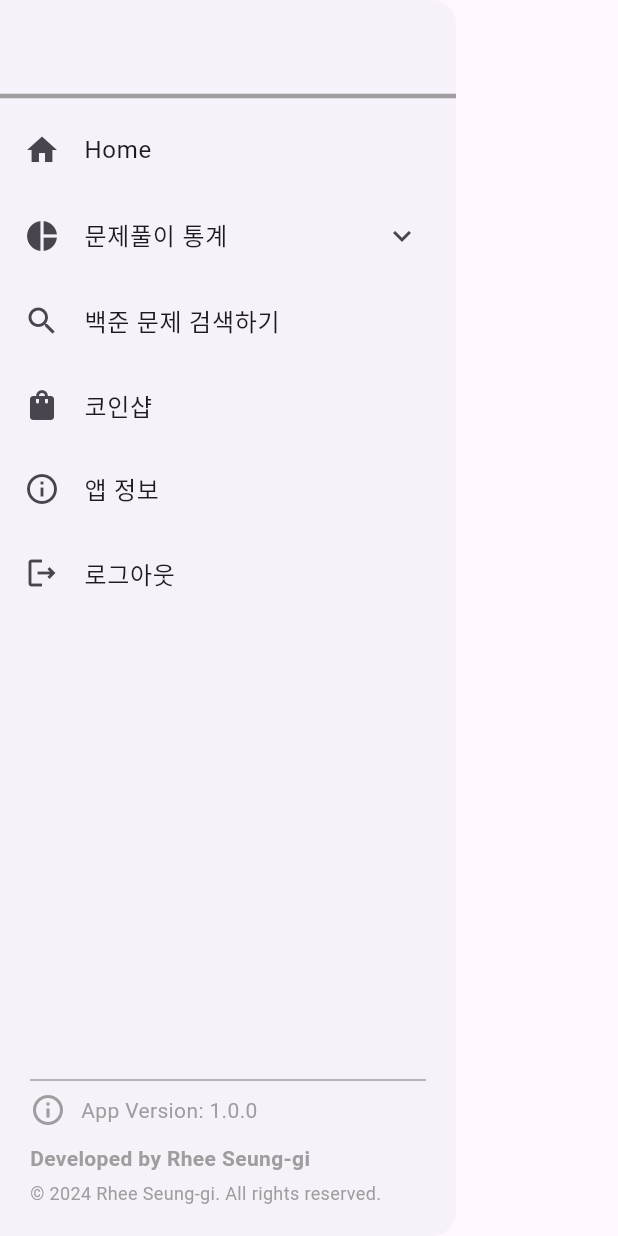
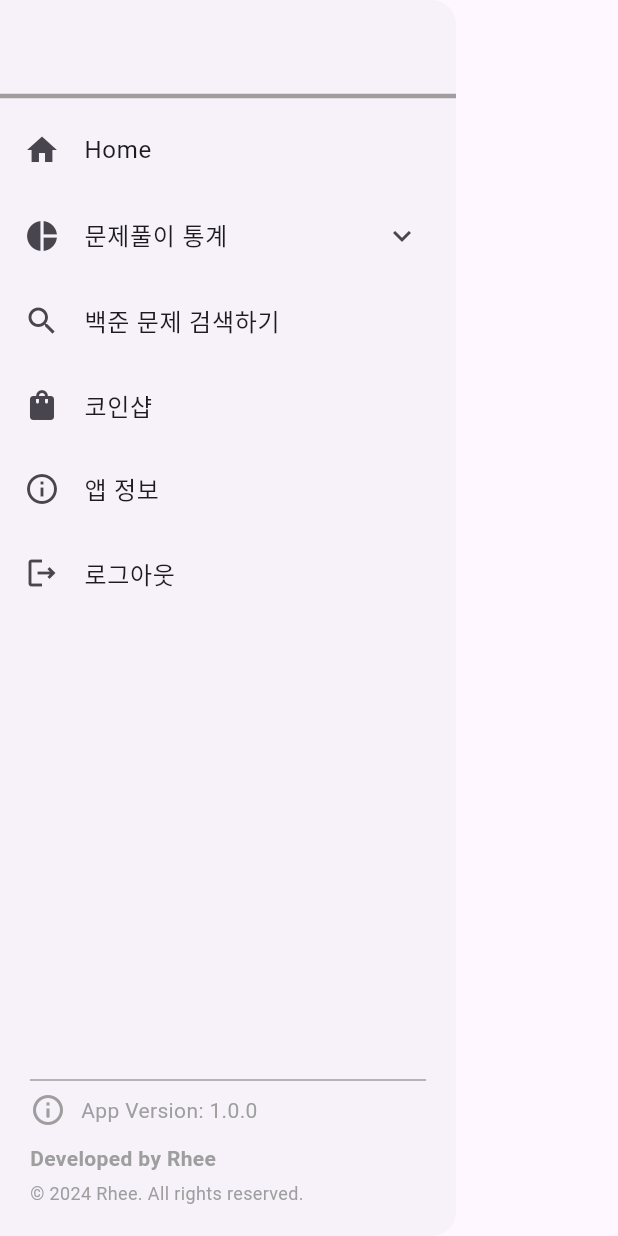
Before and after one commit to roypower6/Solved.ac-Viewer, a Flutter app: the EndDrawer widget shown alone on an empty page, opened directly with empty values, on a phone screen of 412 x 824 dp. Run offline on Flutter 3.47's test engine with Material 3 defaults, Android fonts, the phone set to English and light mode, and no system bars; our stand-ins replace eva_icons_flutter, fl_chart, google_mobile_ads, shared_preferences, unicons; missing offline and left inert: restart_app; accounts and stored records are empty; network calls fail.

Commit message:
2024-10-13 update

```diff
--- a/lib/widget/end_drawer.dart
+++ b/lib/widget/end_drawer.dart
@@ -166,7 +166,7 @@ class EndDrawer extends StatelessWidget {
                     ),
                     SizedBox(height: 10),
                     Text(
-                      'Developed by Rhee Seung-gi',
+                      'Developed by Rhee',
                       style: TextStyle(
                         fontSize: 14,
                         fontWeight: FontWeight.bold,
@@ -175,7 +175,7 @@ class EndDrawer extends StatelessWidget {
                     ),
                     SizedBox(height: 5),
                     Text(
-                      '© 2024 Rhee Seung-gi. All rights reserved.',
+                      '© 2024 Rhee. All rights reserved.',
                       style: TextStyle(
                         fontSize: 12,
                         color: Colors.grey,
--- a/lib/widget/profile_stat.dart
+++ b/lib/widget/profile_stat.dart
@@ -160,7 +160,7 @@ class ProfileInfo extends StatelessWidget {
                                           height: 10,
                                         ),
                                         Text(
-                                          '소속 인원 수: ${organizations.first.userCount}',
+                                          '소속 인원 수: ${organizations.first.userCount}명',
                                           style: const TextStyle(
                                             color: Colors.black,
                                             fontWeight: FontWeight.bold,
--- a/lib/widget/top_protion.dart
+++ b/lib/widget/top_protion.dart
@@ -143,7 +143,7 @@ class TopPortion extends StatelessWidget {
                                               return AlertDialog(
                                                 title: const Text('앱 도움말'),
                                                 content: const Text(
-                                                  '왼쪽 위의 리스트 아이콘을 누르면 다양한 통계와 코인샵에서 살 수 있는 아이템, 백준 문제 등을 볼 수 있습니다!\n\n보유 코인 수와 별가루 수가 있는 박스를 누르면 현재 교환 가능한 코인 수를 알 수 있습니다.\n\n하단의 검은색 박스 안에는 유저님이 푸신 문제 중 상위 100문제가 리스트로 정렬되어 있습니다.한 번 눌러서 문제 이름과 난이도를 확인해 보세요!\n',
+                                                  '왼쪽 위의 리스트 아이콘을 누르면 다양한 통계와 코인샵에서 살 수 있는 아이템, 백준 문제 등을 볼 수 있습니다!\n\n보유 코인 수와 별가루 수가 있는 박스를 누르면 가지고 있는 별가루를 통해 현재 교환 가능한 코인 수를 알 수 있습니다.\n\n하단의 검은색 박스 안에는 유저님이 푸신 문제 중 상위 100문제가 리스트로 정렬되어 있습니다.한 번 눌러서 문제 이름과 난이도, 문제 번호들을 확인해 보세요!\n',
                                                   style: TextStyle(
                                                       fontWeight:
                                                           FontWeight.bold),
```
Also changed, not shown: pubspec.lock, 8 other files.
